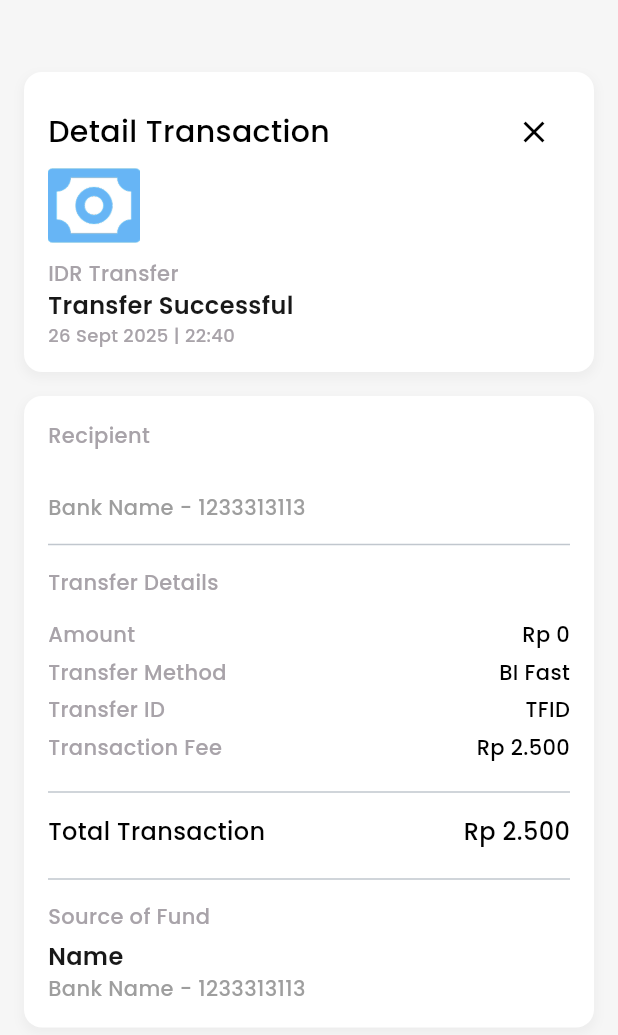
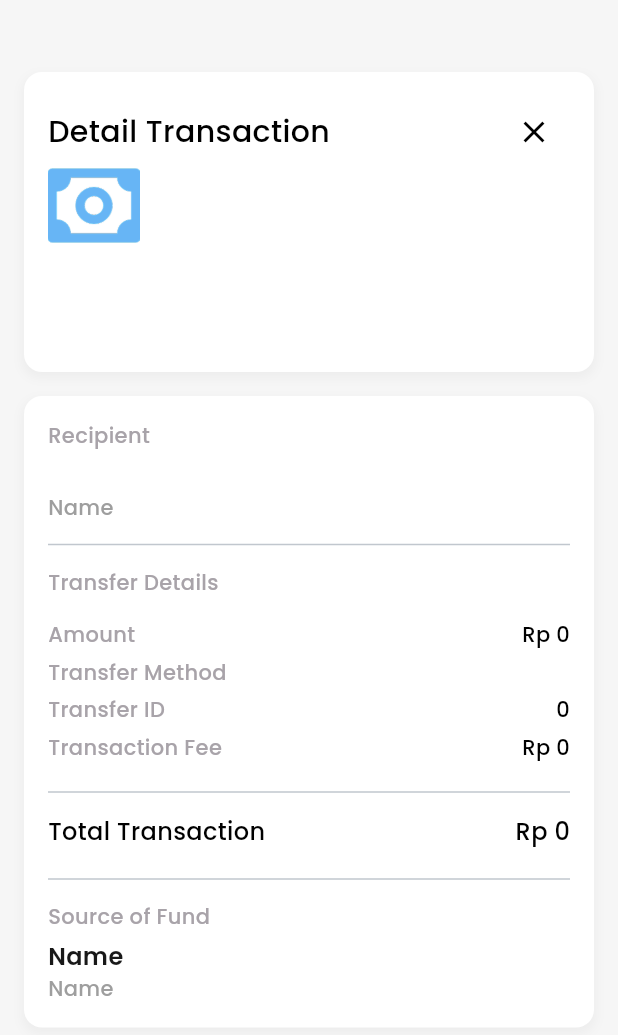
Before and after one commit to akangromeo/mobile_banking_apps, a Flutter app: the HistoryDetailScreen screen opened directly with empty values, on a phone screen of 412 x 824 dp. Shown: the top 1035 px of the screen. Run offline on Flutter 3.47's test engine with Material 3 defaults, Android fonts, the phone set to English and light mode, and no system bars; our stand-ins replace bloc, dartz, dio, equatable, flutter_bloc, flutter_dotenv and 8 more; accounts and stored records are empty.

Commit message:
feat: integrate history feature with transaction management; add HistoryCubit, update models, and enhance UI components

```diff
--- a/lib/core/di/injector.dart
+++ b/lib/core/di/injector.dart
@@ -3,6 +3,7 @@ import 'package:hive/hive.dart';
 import 'package:mobile_banking_apps/core/network/api_client.dart';
 import 'package:mobile_banking_apps/core/services/auth_service.dart';
 import 'package:mobile_banking_apps/features/auth/di/auth_module.dart';
+import 'package:mobile_banking_apps/features/history/di/history_module.dart';
 import 'package:mobile_banking_apps/features/home/di/module_home.dart';
 
 final sl = GetIt.instance;
@@ -22,5 +23,6 @@ Future<void> initDependencies() async {
 Future<void> _initFeatureModules() async {
   await initHomeModule(sl);
   await initAuthModule(sl);
+  await initHistoryModule(sl);
   // kalau nanti ada fitur lain, tambahkan juga di sini
 }
--- a/lib/features/history/presentation/screens/history_detail_screen.dart
+++ b/lib/features/history/presentation/screens/history_detail_screen.dart
@@ -3,11 +3,10 @@ import 'package:flutter/material.dart';
 import 'package:mobile_banking_apps/core/theme/app_theme.dart';
 import 'package:mobile_banking_apps/features/history/presentation/widgets/history_detail_block.dart';
 import 'package:mobile_banking_apps/features/history/presentation/widgets/history_status_card.dart';
-
-typedef TransactionData = Map<String, dynamic>;
+import 'package:mobile_banking_apps/features/home/domain/entities/transaction_entity.dart';
 
 class HistoryDetailScreen extends StatelessWidget {
-  final TransactionData transactionData;
+  final TransactionEntity transactionData;
 
   const HistoryDetailScreen({
     super.key,
@@ -16,20 +15,14 @@ class HistoryDetailScreen extends StatelessWidget {
 
   @override
   Widget build(BuildContext context) {
-    final String transactionType = 'IDR Transfer';
-    final String status = 'Transfer Successful';
-    final String dateTime = '26 Sept 2025 | 22:40';
-    final String transferMethod = 'BI Fast';
-    final String transferID = 'TFID';
-    final double transactionFee = 2500.0;
+    final String receiverName =
+        transactionData.description.toString().split(' - ').last;
+    final double amount = transactionData.amount;
+    final double totalTransaction = amount;
 
-    final String receiverName =
-        transactionData['description'].toString().split(' - ').last;
-    final double amount = transactionData['amount'] as double;
-    final double totalTransaction = amount + transactionFee;
-
-    final String sourceName = 'Name';
-    final String sourceAccount = 'Bank Name - 1233313113';
+    const String sourceName = 'Name';
+    // todo there's no source
+    // const String sourceAccount = 'Bank Name - 1233313113';
 
     return Scaffold(
       backgroundColor: AppColors.grey,
@@ -38,19 +31,20 @@ class HistoryDetailScreen extends StatelessWidget {
           children: [
             const SizedBox(height: 40),
             HistoryStatusCard(
-              transactionType: transactionType,
-              status: status,
-              dateTime: dateTime,
+              transactionType: transactionData.type,
+              status: transactionData.status,
+              dateTime: transactionData.timestamp,
               onClose: () => Navigator.of(context).pop(),
             ),
             HistoryDetailsBlock(
               transactionData: transactionData,
               receiverName: receiverName,
-              sourceAccount: sourceAccount,
-              transferMethod: transferMethod,
-              transferID: transferID,
+              sourceAccount: sourceName,
+              transferMethod: transactionData.timestamp,
+              transferID: transactionData.id.toString(),
               amount: amount,
-              transactionFee: transactionFee,
+              //todo no transaction fee
+              transactionFee: 0,
               totalTransaction: totalTransaction,
               sourceName: sourceName,
             ),
--- a/lib/features/history/presentation/widgets/history_detail_block.dart
+++ b/lib/features/history/presentation/widgets/history_detail_block.dart
@@ -1,11 +1,10 @@
 import 'package:flutter/material.dart';
 import 'package:mobile_banking_apps/core/constants/app_constants.dart';
 import 'package:mobile_banking_apps/core/theme/app_theme.dart';
-
-typedef TransactionData = Map<String, dynamic>;
+import 'package:mobile_banking_apps/features/home/domain/entities/transaction_entity.dart';
 
 class HistoryDetailsBlock extends StatelessWidget {
-  final TransactionData transactionData;
+  final TransactionEntity transactionData;
   final String receiverName;
   final String sourceAccount;
   final String transferMethod;
--- a/lib/features/home/data/models/balance_model.dart
+++ b/lib/features/home/data/models/balance_model.dart
@@ -12,7 +12,7 @@ class BalanceModel {
   factory BalanceModel.fromJson(Map<String, dynamic> json) {
     return BalanceModel(
       username: json['username'],
-      balance: json['balance'],
+      balance: json['balance'] ?? 0,
     );
   }
 
--- a/lib/features/home/domain/entities/transaction_entity.dart
+++ b/lib/features/home/domain/entities/transaction_entity.dart
@@ -1 +1,17 @@
-class TransactionEntity {}
+class TransactionEntity {
+  final int id;
+  final String type;
+  final double amount;
+  final String description;
+  final String timestamp;
+  final String status;
+
+  TransactionEntity({
+    required this.id,
+    required this.type,
+    required this.amount,
+    required this.description,
+    required this.timestamp,
+    required this.status,
+  });
+}
--- a/lib/features/home/presentation/screens/home_view.dart
+++ b/lib/features/home/presentation/screens/home_view.dart
@@ -33,6 +33,7 @@ class _HomeViewState extends State<HomeView> {
           } else if (state is HomeLoaded) {
             final cards = state.cards;
             final username = state.balance.username;
+            final transactions = state.transactions;
             return SingleChildScrollView(
               child: Container(
                 width: double.infinity,
@@ -152,7 +153,9 @@ class _HomeViewState extends State<HomeView> {
                                 onTap: () {}),
                           ]),
                       const SizedBox(height: 16),
-                      const TransactionHistory(),
+                      TransactionHistory(
+                        transactions: transactions,
+                      ),
                       const SizedBox(height: 16),
                     ],
                   ),
```
Also changed, not shown: lib/features/history/di/history_module.dart (added, +9 -0 lines), lib/features/history/presentation/cubit/history_cubit.dart (added, +32 -0 lines), lib/features/history/presentation/cubit/history_state.dart (added, +20 -0 lines), lib/features/history/presentation/screens/history_screen.dart (+8 -127 lines), lib/features/history/presentation/screens/history_view.dart (added, +114 -0 lines), lib/features/home/data/datasources/remote/home_remote_datasource.dart (+16 -26 lines), lib/features/home/data/models/transaction_model.dart (+63 -1 lines), lib/features/home/data/repositories/home_repository_impl.dart (+16 -3 lines), lib/features/home/presentation/cubit/home_cubit.dart (+16 -1 lines), lib/features/home/presentation/cubit/home_state.dart (+6 -1 lines), lib/features/home/presentation/widgets/transaction_history_card.dart (+14 -7 lines), lib/features/home/presentation/widgets/transaction_item.dart (+6 -8 lines).
